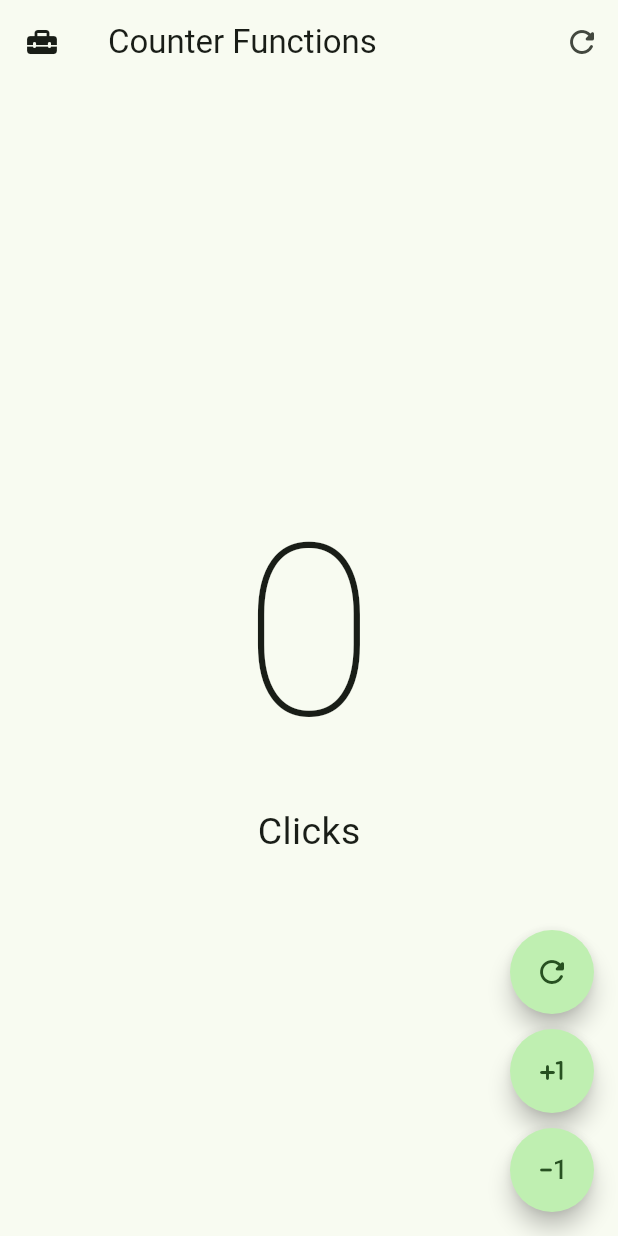
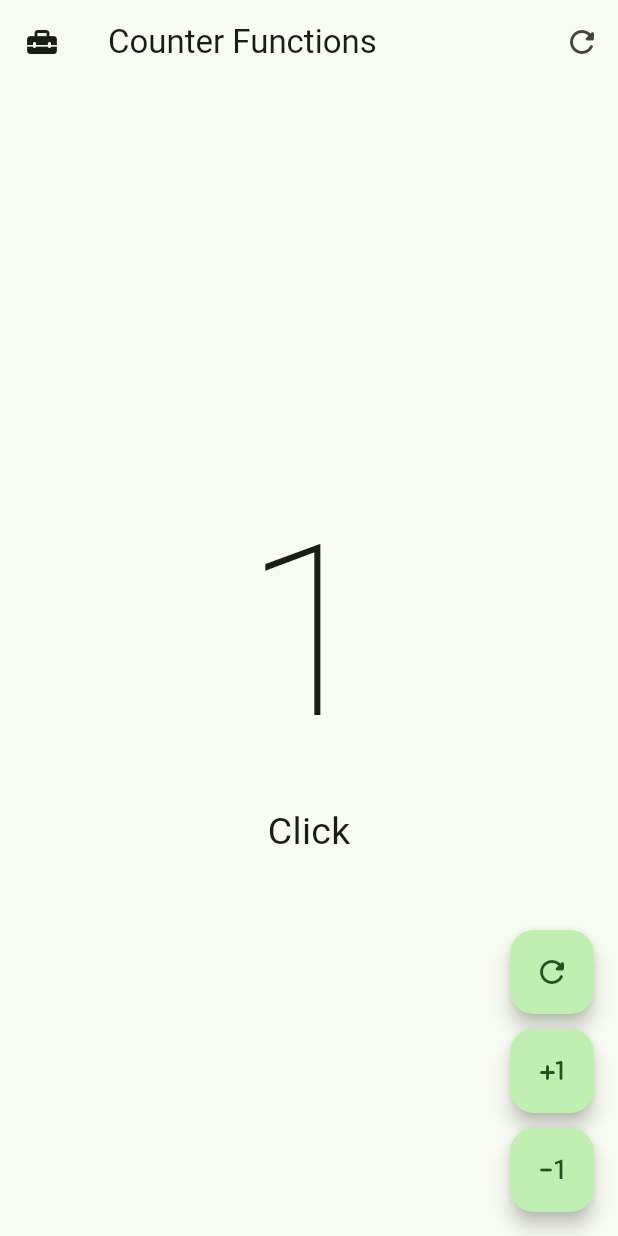
Before and after one commit to NiLord/curso-flutter, a Flutter app: the screen it shows after launch, after a tap on the "plus one" icon, on a phone screen of 412 x 824 dp. Run offline on Flutter 3.47's test engine with Material 3 defaults, Android fonts, the phone set to English and light mode, and no system bars.

```diff
--- a/hello_world_app/lib/presentation/screens/counters/counter_functions.dart
+++ b/hello_world_app/lib/presentation/screens/counters/counter_functions.dart
@@ -39,14 +39,37 @@ class _CounterFunctionsScreenState extends State<CounterFunctionsScreen> {
           ],
         ),
       ),
-      floatingActionButton: const Column(
+      floatingActionButton: Column(
         mainAxisAlignment: MainAxisAlignment.end,
         children: [
-          CustomButton(icon: Icons.refresh_rounded),
-          SizedBox(height: 10),
-          CustomButton(icon: Icons.plus_one_rounded),
-          SizedBox(height: 10),
-          CustomButton(icon: Icons.exposure_minus_1_rounded)
+          CustomButton(
+            icon: Icons.refresh_rounded,
+            onPressed: () {
+              clickCounter = 0;
+              setState(() {});
+            },
+          ),
+          const SizedBox(height: 10),
+          CustomButton(
+            icon: Icons.plus_one_rounded,
+            onPressed: () {
+              clickCounter++;
+              setState(() {});
+            },
+          ),
+          const SizedBox(height: 10),
+          CustomButton(
+            icon: Icons.exposure_minus_1_rounded,
+            onPressed: () {
+              if (clickCounter == 0) {
+                ScaffoldMessenger.of(context).showSnackBar(const SnackBar(
+                    content: Text("No se puede decrementar más")));
+                return;
+              }
+              clickCounter--;
+              setState(() {});
+            },
+          )
         ],
       ),
     );
@@ -55,17 +78,21 @@ class _CounterFunctionsScreenState extends State<CounterFunctionsScreen> {
 
 class CustomButton extends StatelessWidget {
   final IconData icon;
+  final VoidCallback? onPressed;
 
   const CustomButton({
     super.key,
     required this.icon,
+    this.onPressed,
   });
 
   @override
   Widget build(BuildContext context) {
     return FloatingActionButton(
-      shape: const StadiumBorder(),
-      onPressed: () {},
+      // shape: const StadiumBorder(),
+      enableFeedback: true,
+      elevation: 5,
+      onPressed: onPressed,
       child: Icon(icon),
     );
   }
```
